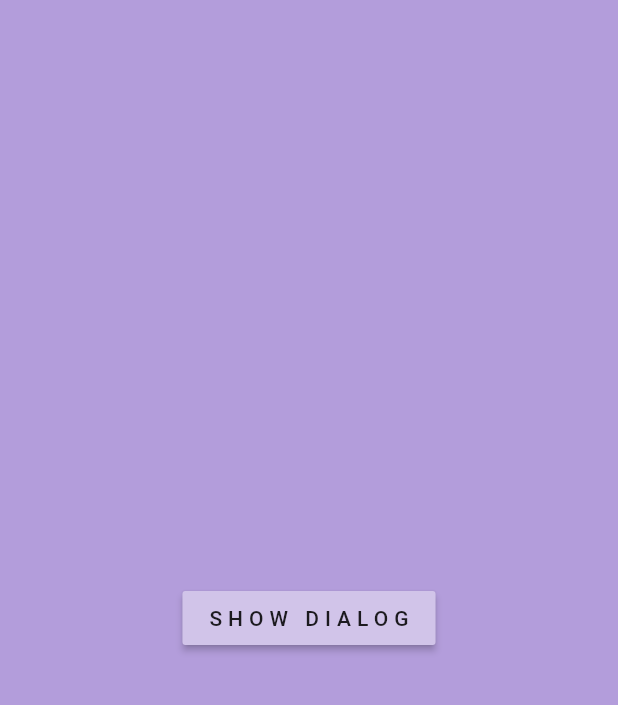
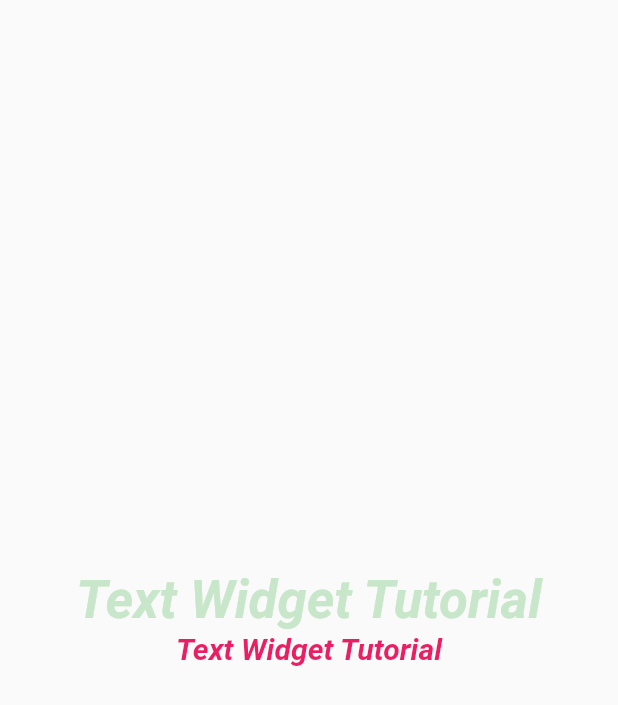
Before and after one commit to asahaya/widget_of_the_day_220813, a Flutter app: the screen it shows after launch, on a phone screen of 412 x 824 dp. Shown: the top 705 px of the screen. Run offline on Flutter 3.47's test engine with Material 2 defaults, Android fonts, the phone set to English and light mode, and no system bars.

Commit message:
no17_TextStying_themedata

```diff
--- a/lib/main.dart
+++ b/lib/main.dart
@@ -12,11 +12,12 @@ import 'package:widget_of_the_day_220813/no12_Sliver_AppBer.dart';
 import 'package:widget_of_the_day_220813/no13_TabBar.dart';
 import 'package:widget_of_the_day_220813/no14_Animated_container.dart';
 import 'package:widget_of_the_day_220813/no16_AlertDialog.dart';
+import 'package:widget_of_the_day_220813/no17_TextStyling.dart';
 
 import 'no01_Cointainer.dart';
 import 'no08_GestureDetector.dart';
 import 'no15_MadiaQuery.dart';
 
 void main() {
-  runApp(const No16_AlertDialog());
+  runApp(const no17_TextStying());
 }
--- a/lib/no17_TextStyling.dart
+++ b/lib/no17_TextStyling.dart
@@ -1,23 +1,60 @@
 import 'package:flutter/material.dart';
+import 'package:flutter/src/foundation/key.dart';
+import 'package:flutter/src/widgets/framework.dart';
 
+class no17_TextStying extends StatelessWidget {
+  const no17_TextStying({Key? key}) : super(key: key);
 
-class No01_Container extends StatefulWidget {
-  const No01_Container({Key? key}) : super(key: key);
-
-  @override
-  State<No01_Container> createState() => _No01_ContainerState();
-}
-
-class _No01_ContainerState extends State<No01_Container> {
   @override
   Widget build(BuildContext context) {
     return MaterialApp(
-      home: Scaffold(
-        appBar: AppBar(
-          title: Text(''),
-          backgroundColor: Colors.amber,
+      debugShowCheckedModeBanner: false,
+      theme: ThemeData(
+          //共通テーマ
+          textTheme: TextTheme(
+        bodyText2: TextStyle(
+          //文字サイズ
+          fontSize: 35,
+          //斜体
+          fontStyle: FontStyle.italic,
+          //太字
+          fontWeight: FontWeight.bold,
+          //文字色
+          color: Colors.green[100],
         ),
-        body: Container(),
+      )),
+      home: Separate(),
+    );
+  }
+}
+// bodyText1
+// DrawerHeaderのchild
+// Drawer内のListTileのtitle
+// bodyText2
+// 通常のText
+// Cardのchild
+// AboutDialogやライセンスページのバージョン名
+
+class Separate extends StatelessWidget {
+  const Separate({Key? key}) : super(key: key);
+
+  @override
+  Widget build(BuildContext context) {
+    return Scaffold(
+      body: Center(
+        child: Column(
+          mainAxisAlignment: MainAxisAlignment.center,
+          children: [
+            Text(
+              'Text Widget Tutorial',
+            ),
+            //共通テーマは引き継ぎ、指定部分を塗り替える
+            Text(
+              'Text Widget Tutorial',
+              style: TextStyle(fontSize: 20, color: Colors.pink),
+            ),
+          ],
+        ),
       ),
     );
   }
```
